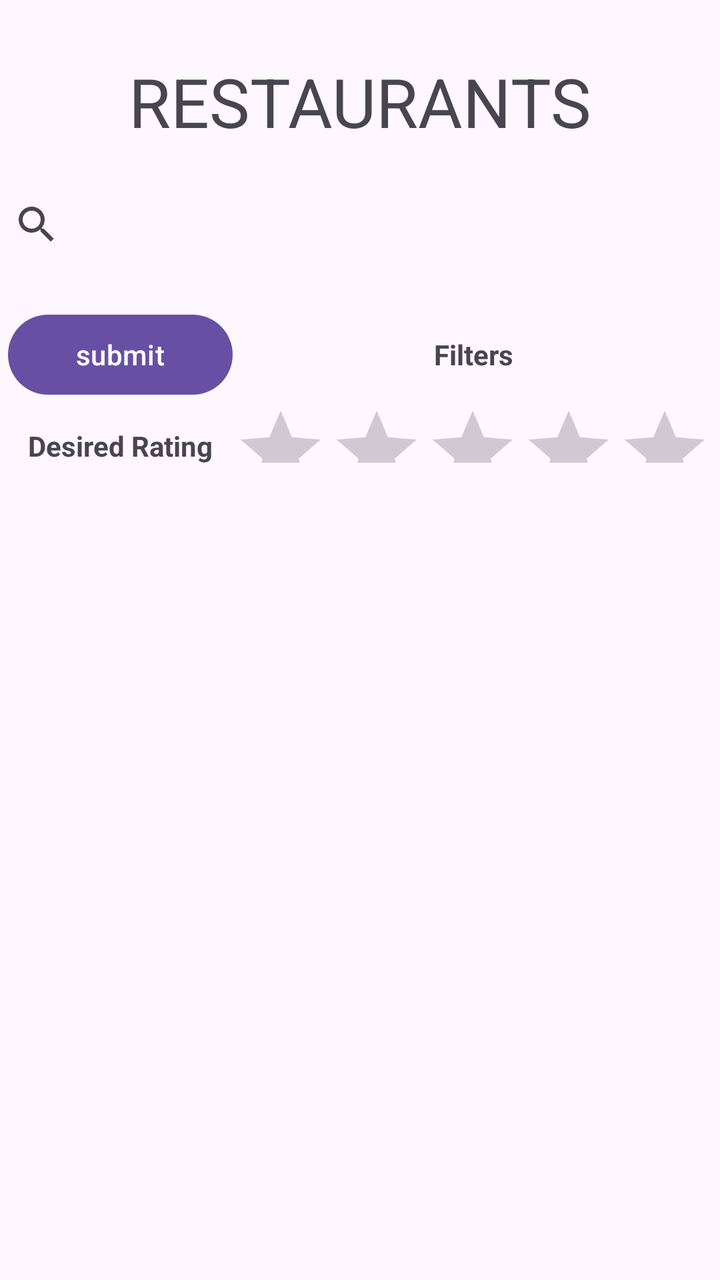
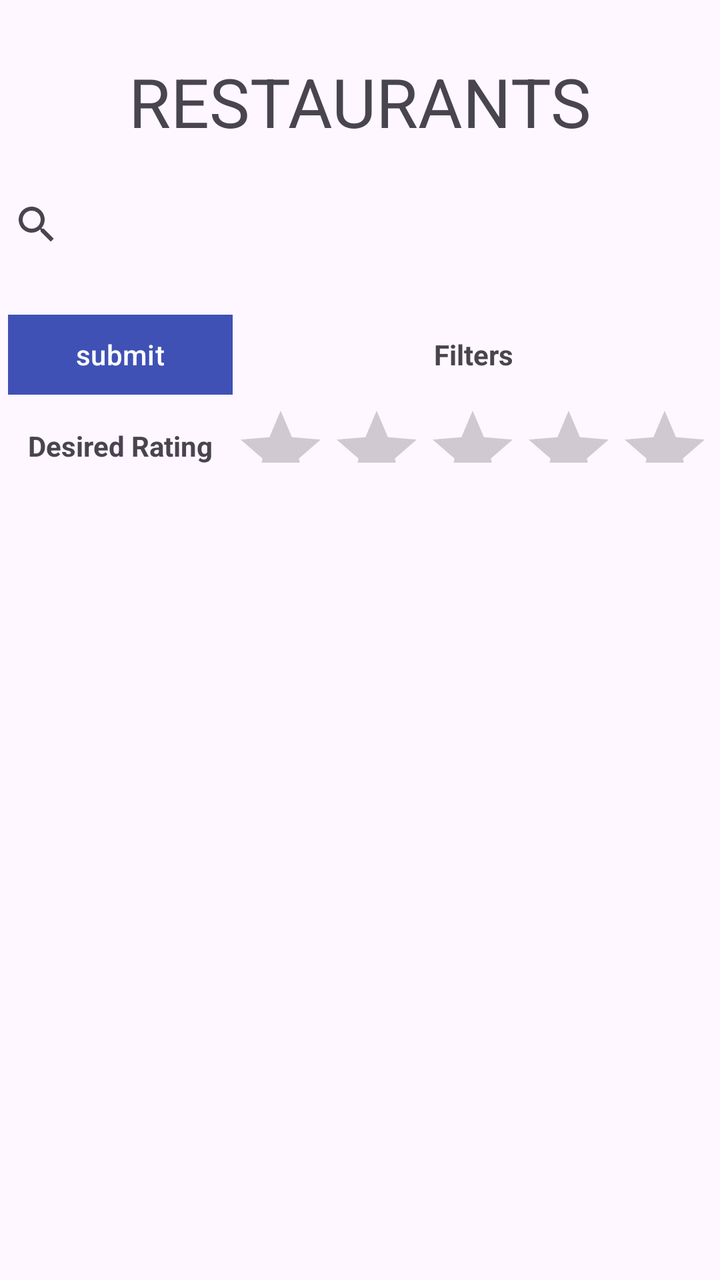

The first picture is an Android layout as it rendered before a commit; the second is the same layout after the commit. The layout source and the unified diff follow.
<!-- AndroidManifest.xml: application theme Theme.KatEats -->
<!-- res/layout/activity_restaurant_list.xml -->
<?xml version="1.0" encoding="utf-8"?>
<androidx.constraintlayout.widget.ConstraintLayout xmlns:android="http://schemas.android.com/apk/res/android"
    xmlns:app="http://schemas.android.com/apk/res-auto"
    xmlns:tools="http://schemas.android.com/tools"
    android:id="@+id/main"
    android:layout_width="match_parent"
    android:layout_height="match_parent"
    tools:context=".RestaurantList">

    <Button
        android:id="@+id/reviewButton"
        android:layout_width="wrap_content"
        android:layout_height="wrap_content"
        app:backgroundTint="#3F51B5"
        app:cornerRadius="0dp"
        android:text="Go to Reviews"
        app:layout_constraintBottom_toBottomOf="@+id/cantDecide"
        app:layout_constraintStart_toStartOf="@+id/restaurantList" />

    <Button
        android:id="@+id/cantDecide"
        android:layout_width="wrap_content"
        android:layout_height="wrap_content"
        android:layout_marginTop="12dp"
        app:backgroundTint="#3F51B5"
        app:cornerRadius="0dp"
        android:text="Can't Decide?"
        app:layout_constraintEnd_toEndOf="@+id/restaurantList"
        app:layout_constraintTop_toBottomOf="@+id/restaurantList" />

    <TextView
        android:id="@+id/restaurants"
        android:layout_width="wrap_content"
        android:layout_height="wrap_content"
        android:layout_marginTop="28dp"
        android:text="RESTAURANTS"
        android:textSize="34sp"
        app:layout_constraintEnd_toEndOf="parent"
        app:layout_constraintStart_toStartOf="parent"
        app:layout_constraintTop_toTopOf="parent" />

    <SearchView
        android:id="@+id/restaurantSearch"
        android:layout_width="372dp"
        android:layout_height="46dp"
        android:layout_marginTop="16dp"
        app:layout_constraintEnd_toEndOf="parent"
        app:layout_constraintStart_toStartOf="parent"
        app:layout_constraintTop_toBottomOf="@+id/restaurants" />

    <androidx.recyclerview.widget.RecyclerView
        android:id="@+id/restaurantList"
        android:layout_width="380dp"
        android:layout_height="399dp"
        android:layout_marginTop="12dp"
        app:layout_constraintEnd_toEndOf="parent"
        app:layout_constraintStart_toStartOf="parent"
        app:layout_constraintTop_toBottomOf="@+id/restaurantFilter" />

    <ScrollView
        android:id="@+id/restaurantFilter"
        android:layout_width="373dp"
        android:layout_height="88dp"
        android:layout_marginTop="8dp"
        app:layout_constraintEnd_toEndOf="parent"
        app:layout_constraintStart_toStartOf="parent"
        app:layout_constraintTop_toBottomOf="@+id/restaurantSearch">

        <LinearLayout
            android:layout_width="match_parent"
            android:layout_height="wrap_content"
            android:orientation="vertical">

            <TableLayout
                android:layout_width="match_parent"
                android:layout_height="match_parent"
                android:padding="10dp"
                android:stretchColumns="1">

                <TableRow
                    android:layout_width="match_parent"
                    android:layout_height="match_parent"
                    android:gravity="center">

                    <Button
                        android:id="@+id/submitFilters"
                        android:layout_width="wrap_content"
                        android:layout_height="wrap_content"
                        android:text="submit" />

                    <TextView
                        android:id="@+id/textView15"
                        android:layout_width="match_parent"
                        android:layout_height="wrap_content"
                        android:text="Filters"
                        android:textAlignment="center"
                        android:textStyle="bold" />

                </TableRow>

                <TableRow
                    android:layout_width="match_parent"
                    android:layout_height="match_parent"
                    android:gravity="center"
                    android:textAlignment="center">

                    <TextView
                        android:id="@+id/textView17"
                        android:layout_width="wrap_content"
                        android:layout_height="wrap_content"
                        android:text="Desired Rating"
                        android:textAlignment="center"
                        android:textStyle="bold" />

                    <RatingBar
                        android:id="@+id/filterRating"
                        style="@style/Widget.AppCompat.RatingBar"
                        android:layout_width="wrap_content"
                        android:layout_height="43dp"
                        android:layout_column="1"
                        android:isIndicator="false"
                        android:isScrollContainer="false"
                        android:numStars="5"
                        android:stepSize="1" />

                </TableRow>

                <TableRow
                    android:layout_width="match_parent"
                    android:layout_height="match_parent">

                    <CheckBox
                        android:id="@+id/alphabetical"
                        android:layout_width="wrap_content"
                        android:layout_height="wrap_content"
                        android:text="Alphabetical" />

                    <Spinner
                        android:id="@+id/filterCuisine"
                        android:layout_width="match_parent"
                        android:layout_height="wrap_content"
                        android:minHeight="48dp" />

                </TableRow>

            </TableLayout>
        </LinearLayout>
    </ScrollView>
</androidx.constraintlayout.widget.ConstraintLayout>
<!-- resources referenced by this layout -->
<resources>
  <style name="Theme.KatEats" parent="Base.Theme.KatEats" />
  <style name="Base.Theme.KatEats" parent="Theme.Material3.DayNight.NoActionBar">
          
          
      </style>
</resources>

<!-- the commit's change to res/layout/activity_restaurant_list.xml (unified diff, before → after) -->
@@ -84,6 +84,8 @@
 
                     <Button
                         android:id="@+id/submitFilters"
+                        app:backgroundTint="#3F51B5"
+                        app:cornerRadius="0dp"
                         android:layout_width="wrap_content"
                         android:layout_height="wrap_content"
                         android:text="submit" />
@@ -121,6 +123,8 @@
                         android:isIndicator="false"
                         android:isScrollContainer="false"
                         android:numStars="5"
+                        android:progressTint="#FF5722"
+                        android:secondaryProgressTint="#FF5722"
                         android:stepSize="1" />
 
                 </TableRow>
